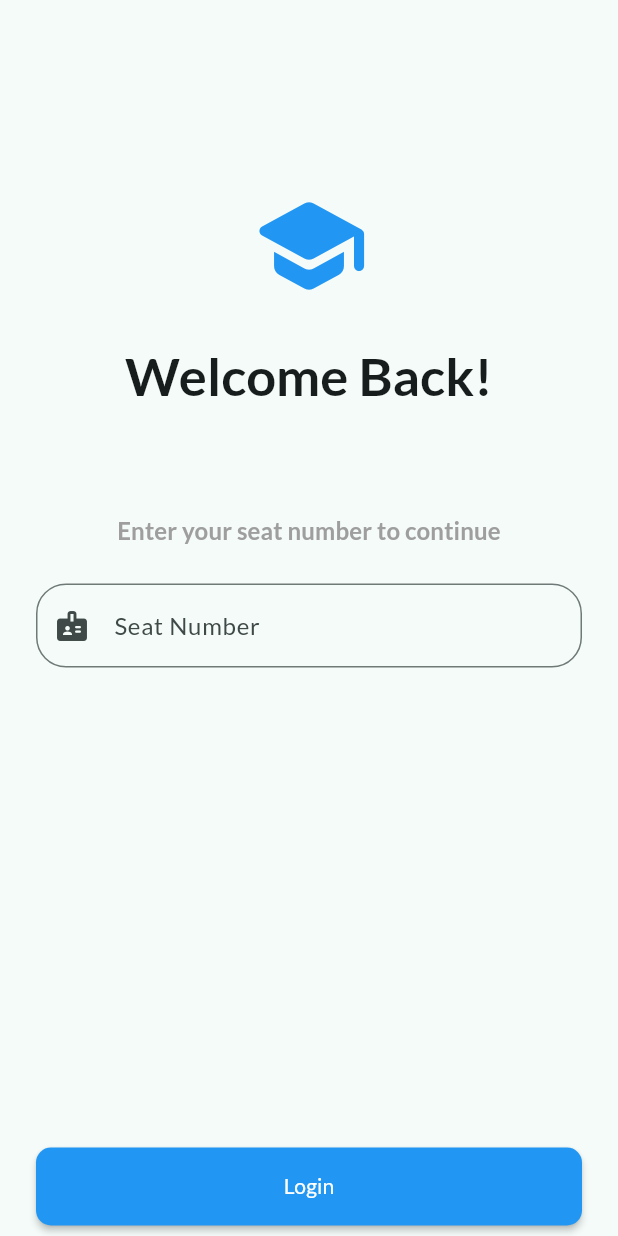
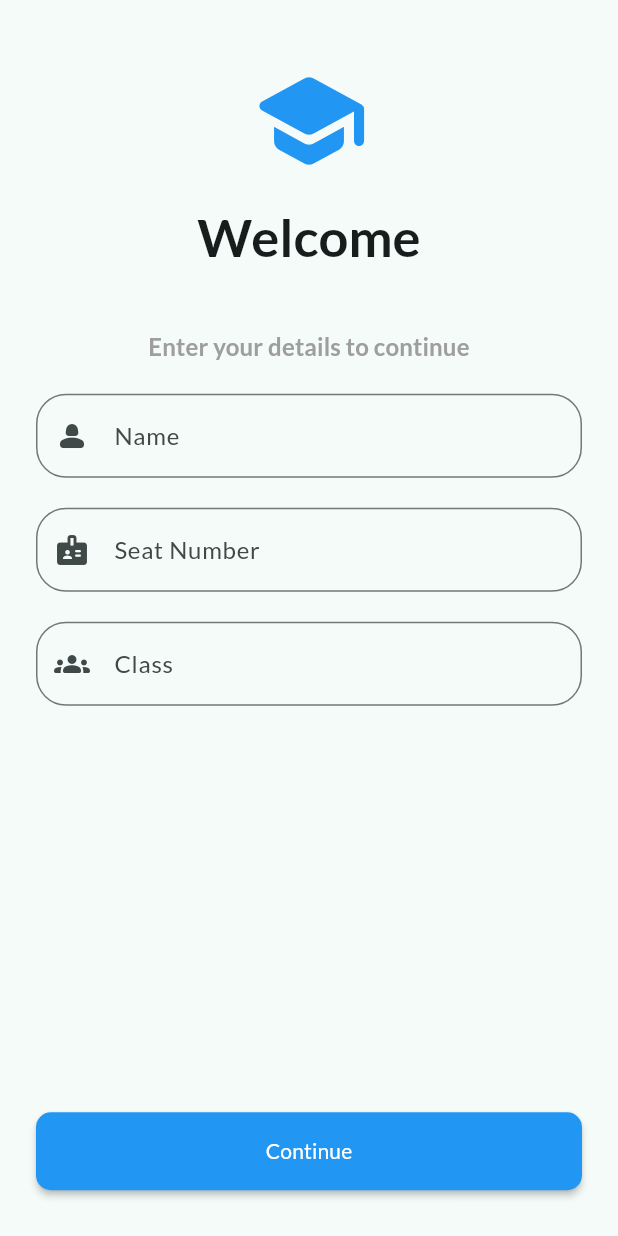
Before and after one commit to Shunya-karan/smart-attendance-bluetooth, a Flutter app: the screen it shows after launch, on a phone screen of 412 x 824 dp. Run offline on Flutter 3.47's test engine with Material 3 defaults, Android fonts, the phone set to English and light mode, and no system bars; our stand-ins replace google_fonts.

Commit message:
Student info page1

```diff
--- a/lib/student/student_info.dart
+++ b/lib/student/student_info.dart
@@ -19,30 +19,44 @@ class _StudentInfoState extends State<StudentInfo> {
             mainAxisAlignment: MainAxisAlignment.center,
             crossAxisAlignment: CrossAxisAlignment.stretch,
             children: [
-              SizedBox(height: 100),
+              SizedBox(height: 10),
               Icon(Icons.school_rounded,
                     size: 80,
                   color: Theme.of(context).colorScheme.primary,
                   ),
 
-                SizedBox(height: 24),
+                SizedBox(height: 15),
 
                 Text(
-                  "Welcome Back!",
+                  "Welcome",
                   style: Theme.of(context).textTheme.titleLarge,
                   textAlign: TextAlign.center,
                 ),
 
-                SizedBox(height: 70),
+                SizedBox(height: 40),
 
-                Text("Enter your seat number to continue",
+                Text("Enter your details to continue",
                 style: Theme.of(context).textTheme.titleSmall?.copyWith(
                   color: Colors.grey
                 ),
                 textAlign: TextAlign.center,
                 ),
 
-                SizedBox(height: 24),
+                SizedBox(height: 20),
+
+                TextField(
+                  decoration: InputDecoration(
+                    labelText: "Name",
+                    hintText: "Enter your name",
+                    prefixIcon: Icon(Icons.person_2_rounded),
+                    border: OutlineInputBorder(
+                      borderSide:BorderSide(color: Colors.grey) ,
+                      borderRadius: BorderRadius.circular(20)
+                    )
+                  ),
+                ),
+
+                SizedBox(height: 20),
 
                 TextField(
                   decoration: InputDecoration(
@@ -56,10 +70,24 @@ class _StudentInfoState extends State<StudentInfo> {
                   ),
                 ),
 
-                SizedBox(height: 320,),
+                SizedBox(height: 20),
+
+                TextField(
+                  decoration: InputDecoration(
+                    labelText: "Class",
+                    hintText: "Enter your class",
+                    prefixIcon: Icon(Icons.groups_rounded),
+                    border: OutlineInputBorder(
+                      borderSide:BorderSide(color: Colors.grey) ,
+                      borderRadius: BorderRadius.circular(20)
+                    )
+                  ),
+                ),
+
+                SizedBox(height: 271,),
 
                 ElevatedButton(onPressed: () {},
-                 child: Text("Login"),
+                 child: Text("Continue",),
                  style: ElevatedButton.styleFrom(
                    backgroundColor: Theme.of(context).colorScheme.primary,
                    foregroundColor: Colors.white,
@@ -70,7 +98,6 @@ class _StudentInfoState extends State<StudentInfo> {
                    elevation: 2,
                  )
                 ),
-
             ],
           )
         ),
```
